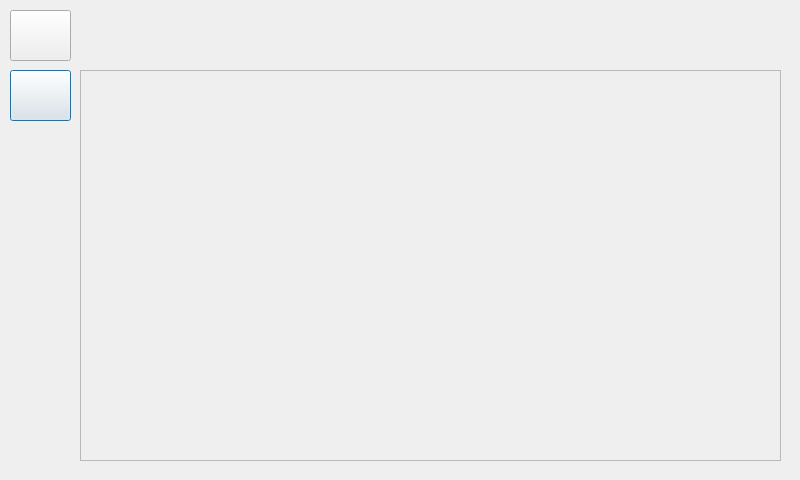
Old version of the form UI/smrr_ui/src/ui/screen_name.ui in the repository ENTC-FYP-19-G08/ismrr.
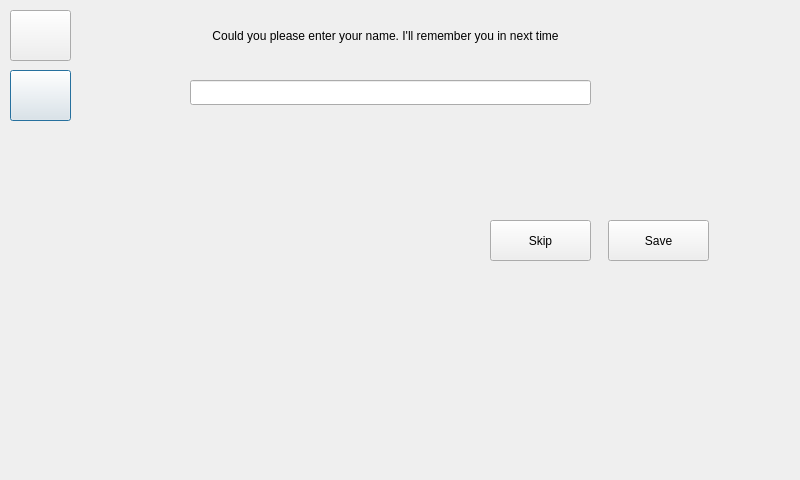
New version of the form. Icons and pictures are not drawn.

The edit to the form file:
```diff
--- a/UI/smrr_ui/src/ui/screen_name.ui
+++ b/UI/smrr_ui/src/ui/screen_name.ui
@@ -44,46 +44,17 @@
     <bool>false</bool>
    </property>
   </widget>
-  <widget class="QScrollArea" name="scrollArea">
-   <property name="geometry">
-    <rect>
-     <x>80</x>
-     <y>70</y>
-     <width>701</width>
-     <height>391</height>
-    </rect>
-   </property>
-   <property name="widgetResizable">
-    <bool>true</bool>
-   </property>
-   <widget class="QWidget" name="scrollWidget">
-    <property name="geometry">
-     <rect>
-      <x>0</x>
-      <y>0</y>
-      <width>699</width>
-      <height>389</height>
-     </rect>
-    </property>
-   <layout class="QVBoxLayout" name="scrollLayout">
-    <property name="spacing">
-        <number>10</number>
-    </property>
-</layout>
-
-   </widget>
-  </widget>
   <widget class="QLabel" name="label">
    <property name="geometry">
     <rect>
-     <x>220</x>
+     <x>140</x>
      <y>20</y>
-     <width>411</width>
+     <width>491</width>
      <height>31</height>
     </rect>
    </property>
    <property name="text">
-    <string/>
+    <string>Could you please enter your name. I'll remember you in next time</string>
    </property>
    <property name="alignment">
     <set>Qt::AlignCenter</set>
@@ -117,6 +88,42 @@
     <bool>false</bool>
    </property>
   </widget>
+  <widget class="QLineEdit" name="txtName">
+   <property name="geometry">
+    <rect>
+     <x>190</x>
+     <y>80</y>
+     <width>401</width>
+     <height>25</height>
+    </rect>
+   </property>
+  </widget>
+  <widget class="QPushButton" name="btnSave">
+   <property name="geometry">
+    <rect>
+     <x>608</x>
+     <y>220</y>
+     <width>101</width>
+     <height>41</height>
+    </rect>
+   </property>
+   <property name="text">
+    <string>Save</string>
+   </property>
+  </widget>
+  <widget class="QPushButton" name="btnSkip">
+   <property name="geometry">
+    <rect>
+     <x>490</x>
+     <y>220</y>
+     <width>101</width>
+     <height>41</height>
+    </rect>
+   </property>
+   <property name="text">
+    <string>Skip</string>
+   </property>
+  </widget>
  </widget>
  <resources/>
  <connections/>
```
Left out of the diff: 6 changed lines with no effect on the pictures.
